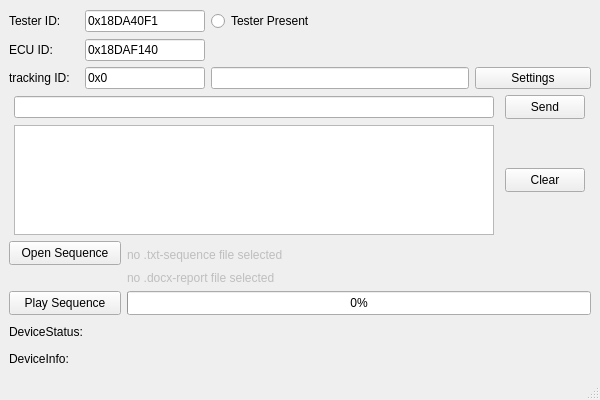
Sv1ftRUS/QT_CAN_Systec, file main_window.ui: the form before one commit.
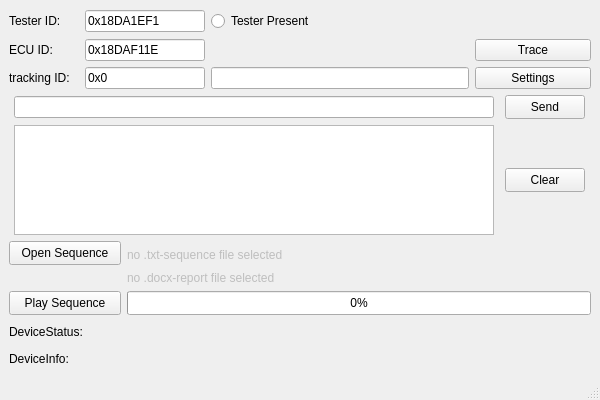
The form after the commit. Icons and pictures are not drawn.

Patch:
```diff
--- a/main_window.ui
+++ b/main_window.ui
@@ -67,7 +67,7 @@
          </size>
         </property>
         <property name="text">
-         <string>0x18DAF140</string>
+         <string>0x18DAF11E</string>
         </property>
        </widget>
       </item>
@@ -193,7 +193,7 @@
          </size>
         </property>
         <property name="text">
-         <string>0x18DA40F1</string>
+         <string>0x18DA1EF1</string>
         </property>
        </widget>
       </item>
@@ -204,6 +204,13 @@
         </property>
        </widget>
       </item>
+      <item row="1" column="3">
+       <widget class="QPushButton" name="pushButton_Trace">
+        <property name="text">
+         <string>Trace</string>
+        </property>
+       </widget>
+      </item>
      </layout>
     </item>
     <item row="9" column="0">
```
